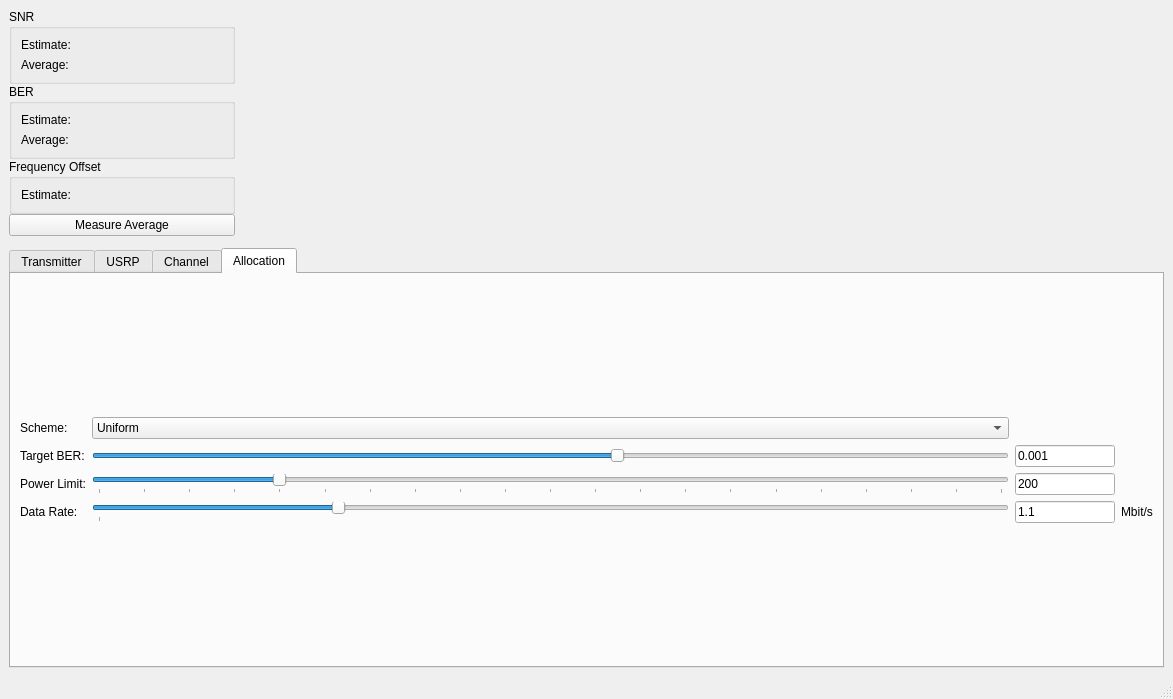
The window that apps/gui/ofdm_rx_gui_window.ui (rwth-ti/gr-ofdm) describes before a commit, drawn with Qt 5.
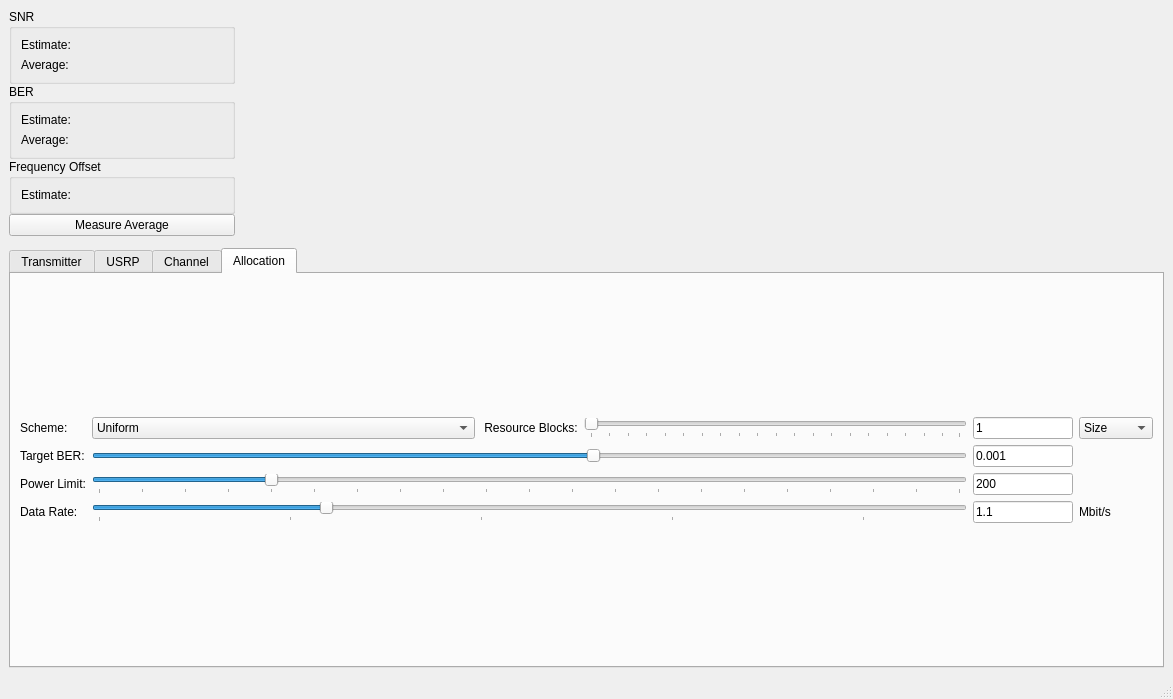
The same window after the commit. The open tabs and pages were chosen to show the change. Custom widgets are drawn as their Qt base class.

Commit message: Add possibility to enable LTE like resource blocks

The edit to the form file:
```diff
--- a/apps/gui/ofdm_rx_gui_window.ui
+++ b/apps/gui/ofdm_rx_gui_window.ui
@@ -696,36 +696,6 @@
             </property>
            </widget>
           </item>
-          <item row="0" column="1">
-           <widget class="QComboBox" name="comboBoxScheme">
-            <property name="sizePolicy">
-             <sizepolicy hsizetype="Expanding" vsizetype="Fixed">
-              <horstretch>0</horstretch>
-              <verstretch>0</verstretch>
-             </sizepolicy>
-            </property>
-            <item>
-             <property name="text">
-              <string>Uniform</string>
-             </property>
-            </item>
-            <item>
-             <property name="text">
-              <string>Rate Adaptive (Bitloading)</string>
-             </property>
-            </item>
-            <item>
-             <property name="text">
-              <string>Rate Adaptive (Bitloading, Power)</string>
-             </property>
-            </item>
-            <item>
-             <property name="text">
-              <string>Margin Adaptive (Bitloading, Power)</string>
-             </property>
-            </item>
-           </widget>
-          </item>
           <item row="3" column="1">
            <widget class="QSlider" name="horizontalSliderDataRate">
             <property name="maximum">
@@ -750,7 +720,7 @@
              <enum>QSlider::TicksBelow</enum>
             </property>
             <property name="tickInterval">
-             <number>1000</number>
+             <number>100</number>
             </property>
            </widget>
           </item>
@@ -809,12 +779,24 @@
             <property name="maximum">
              <number>50000</number>
             </property>
+            <property name="singleStep">
+             <number>100</number>
+            </property>
+            <property name="pageStep">
+             <number>100</number>
+            </property>
             <property name="value">
              <number>30000</number>
             </property>
             <property name="orientation">
              <enum>Qt::Horizontal</enum>
             </property>
+            <property name="tickPosition">
+             <enum>QSlider::NoTicks</enum>
+            </property>
+            <property name="tickInterval">
+             <number>1000</number>
+            </property>
            </widget>
           </item>
           <item row="1" column="0">
@@ -831,6 +813,100 @@
             </property>
            </widget>
           </item>
+          <item row="0" column="1">
+           <layout class="QHBoxLayout" name="horizontalLayout_3">
+            <item>
+             <widget class="QComboBox" name="comboBoxScheme">
+              <property name="sizePolicy">
+               <sizepolicy hsizetype="Expanding" vsizetype="Fixed">
+                <horstretch>0</horstretch>
+                <verstretch>0</verstretch>
+               </sizepolicy>
+              </property>
+              <item>
+               <property name="text">
+                <string>Uniform</string>
+               </property>
+              </item>
+              <item>
+               <property name="text">
+                <string>Rate Adaptive (Bitloading)</string>
+               </property>
+              </item>
+              <item>
+               <property name="text">
+                <string>Rate Adaptive (Bitloading, Power)</string>
+               </property>
+              </item>
+              <item>
+               <property name="text">
+                <string>Margin Adaptive (Bitloading, Power)</string>
+               </property>
+              </item>
+             </widget>
+            </item>
+            <item>
+             <widget class="QLabel" name="label_8">
+              <property name="text">
+               <string> Resource Blocks:</string>
+              </property>
+             </widget>
+            </item>
+            <item>
+             <widget class="QSlider" name="horizontalSliderResourceBlockSize">
+              <property name="minimum">
+               <number>1</number>
+              </property>
+              <property name="maximum">
+               <number>200</number>
+              </property>
+              <property name="pageStep">
+               <number>1</number>
+              </property>
+              <property name="orientation">
+               <enum>Qt::Horizontal</enum>
+              </property>
+              <property name="tickPosition">
+               <enum>QSlider::TicksBelow</enum>
+              </property>
+              <property name="tickInterval">
+               <number>10</number>
+              </property>
+             </widget>
+            </item>
+           </layout>
+          </item>
+          <item row="0" column="2">
+           <widget class="QLineEdit" name="lineEditResourceBlockSize">
+            <property name="maximumSize">
+             <size>
+              <width>100</width>
+              <height>16777215</height>
+             </size>
+            </property>
+            <property name="text">
+             <string>1</string>
+            </property>
+           </widget>
+          </item>
+          <item row="0" column="3">
+           <layout class="QVBoxLayout" name="verticalLayout_7">
+            <item>
+             <widget class="QComboBox" name="comboBoxResourceBlocksScheme">
+              <item>
+               <property name="text">
+                <string>Size</string>
+               </property>
+              </item>
+              <item>
+               <property name="text">
+                <string>Number</string>
+               </property>
+              </item>
+             </widget>
+            </item>
+           </layout>
+          </item>
          </layout>
         </item>
        </layout>
```
Left out of the diff: 13 changed lines with no effect on the pictures. The commit also changes 6 other files.
